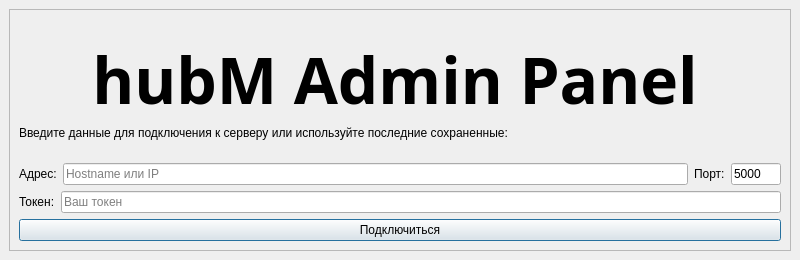
Old version of the form hubm_admin_panel/ui/ui_launch.ui in the repository PrintLine512/hubM-Admin-Panel.
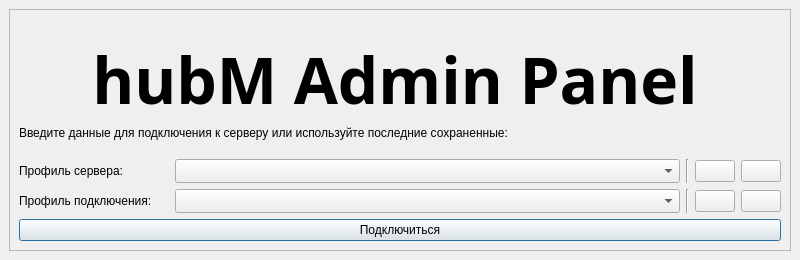
New version of the form. Icons and pictures are not drawn.

```diff
--- a/hubm_admin_panel/ui/ui_launch.ui
+++ b/hubm_admin_panel/ui/ui_launch.ui
@@ -133,8 +133,8 @@
              <widget class="QLabel" name="label">
               <property name="geometry">
                <rect>
-                <x>640</x>
-                <y>40</y>
+                <x>670</x>
+                <y>50</y>
                 <width>71</width>
                 <height>71</height>
                </rect>
@@ -172,35 +172,60 @@
             <layout class="QHBoxLayout" name="horizontalLayout_3">
              <item>
               <widget class="QLabel" name="label_6">
-               <property name="text">
-                <string>Адрес:</string>
-               </property>
-              </widget>
-             </item>
-             <item>
-              <widget class="QLineEdit" name="le_address">
-               <property name="placeholderText">
-                <string>Hostname или IP</string>
-               </property>
-              </widget>
-             </item>
-             <item>
-              <widget class="QLabel" name="label_7">
-               <property name="text">
-                <string>Порт:</string>
-               </property>
-              </widget>
-             </item>
-             <item>
-              <widget class="QLineEdit" name="le_tcp_port">
-               <property name="maximumSize">
+               <property name="minimumSize">
                 <size>
-                 <width>50</width>
-                 <height>16777215</height>
+                 <width>150</width>
+                 <height>0</height>
                 </size>
                </property>
                <property name="text">
-                <string>5000</string>
+                <string>Профиль сервера:</string>
+               </property>
+              </widget>
+             </item>
+             <item>
+              <widget class="QComboBox" name="cb_servers">
+               <property name="sizePolicy">
+                <sizepolicy hsizetype="MinimumExpanding" vsizetype="Fixed">
+                 <horstretch>0</horstretch>
+                 <verstretch>0</verstretch>
+                </sizepolicy>
+               </property>
+               <property name="maxVisibleItems">
+                <number>15</number>
+               </property>
+               <property name="maxCount">
+                <number>15</number>
+               </property>
+               <property name="sizeAdjustPolicy">
+                <enum>QComboBox::SizeAdjustPolicy::AdjustToMinimumContentsLengthWithIcon</enum>
+               </property>
+              </widget>
+             </item>
+             <item>
+              <widget class="Line" name="line_2">
+               <property name="orientation">
+                <enum>Qt::Orientation::Vertical</enum>
+               </property>
+              </widget>
+             </item>
+             <item>
+              <widget class="QPushButton" name="btn_server_new">
+               <property name="text">
+                <string/>
+               </property>
+               <property name="icon">
+                <iconset theme="folder-new"/>
+               </property>
+              </widget>
+             </item>
+             <item>
+              <widget class="QPushButton" name="btn_server_delete">
+               <property name="text">
+                <string/>
+               </property>
+               <property name="icon">
+                <iconset theme="edit-delete"/>
                </property>
               </widget>
              </item>
@@ -210,21 +235,60 @@
             <layout class="QHBoxLayout" name="horizontalLayout_4">
              <item>
               <widget class="QLabel" name="label_8">
+               <property name="minimumSize">
+                <size>
+                 <width>150</width>
+                 <height>0</height>
+                </size>
+               </property>
                <property name="text">
-                <string>Токен:</string>
+                <string>Профиль подключения:</string>
                </property>
               </widget>
              </item>
              <item>
-              <widget class="QLineEdit" name="le_token">
+              <widget class="QComboBox" name="cb_creds">
+               <property name="sizePolicy">
+                <sizepolicy hsizetype="MinimumExpanding" vsizetype="Fixed">
+                 <horstretch>0</horstretch>
+                 <verstretch>0</verstretch>
+                </sizepolicy>
+               </property>
+               <property name="maxVisibleItems">
+                <number>15</number>
+               </property>
+               <property name="maxCount">
+                <number>15</number>
+               </property>
+               <property name="sizeAdjustPolicy">
+                <enum>QComboBox::SizeAdjustPolicy::AdjustToMinimumContentsLengthWithIcon</enum>
+               </property>
+              </widget>
+             </item>
+             <item>
+              <widget class="Line" name="line">
+               <property name="orientation">
+                <enum>Qt::Orientation::Vertical</enum>
+               </property>
+              </widget>
+             </item>
+             <item>
+              <widget class="QPushButton" name="btn_creds_new">
                <property name="text">
                 <string/>
                </property>
-               <property name="echoMode">
-                <enum>QLineEdit::EchoMode::PasswordEchoOnEdit</enum>
+               <property name="icon">
+                <iconset theme="contact-new"/>
                </property>
-               <property name="placeholderText">
-                <string>Ваш токен</string>
+              </widget>
+             </item>
+             <item>
+              <widget class="QPushButton" name="btn_creds_delete">
+               <property name="text">
+                <string/>
+               </property>
+               <property name="icon">
+                <iconset theme="edit-delete"/>
                </property>
               </widget>
              </item>
```
Left out of the diff: 7 changed lines with no effect on the pictures.
